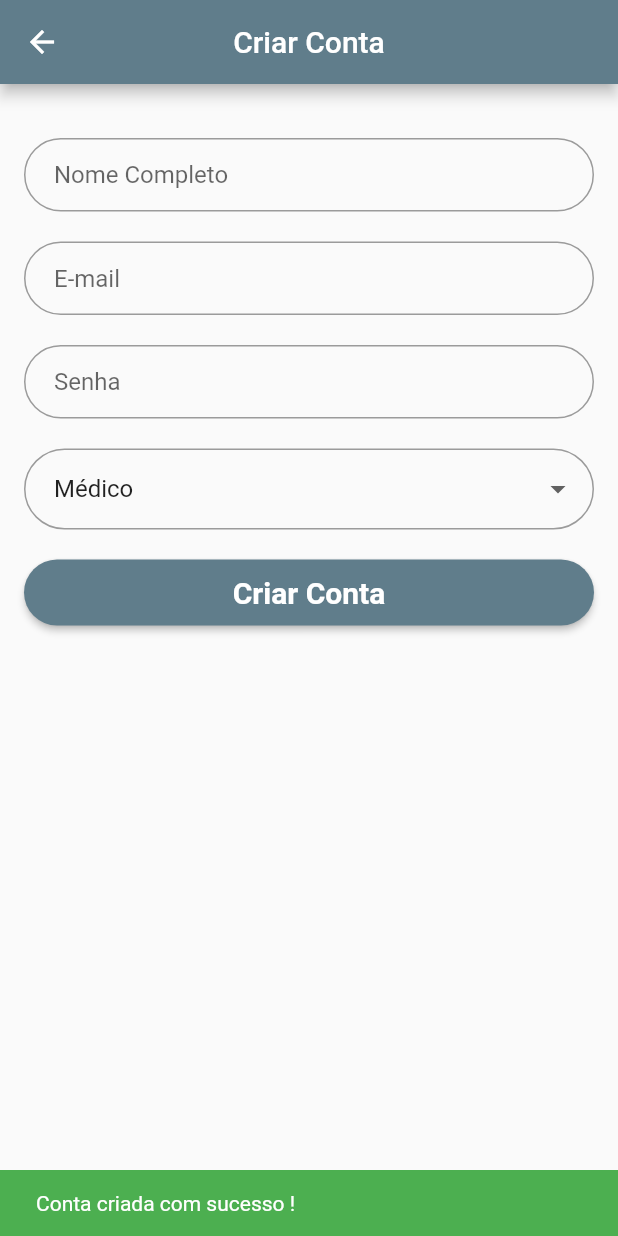
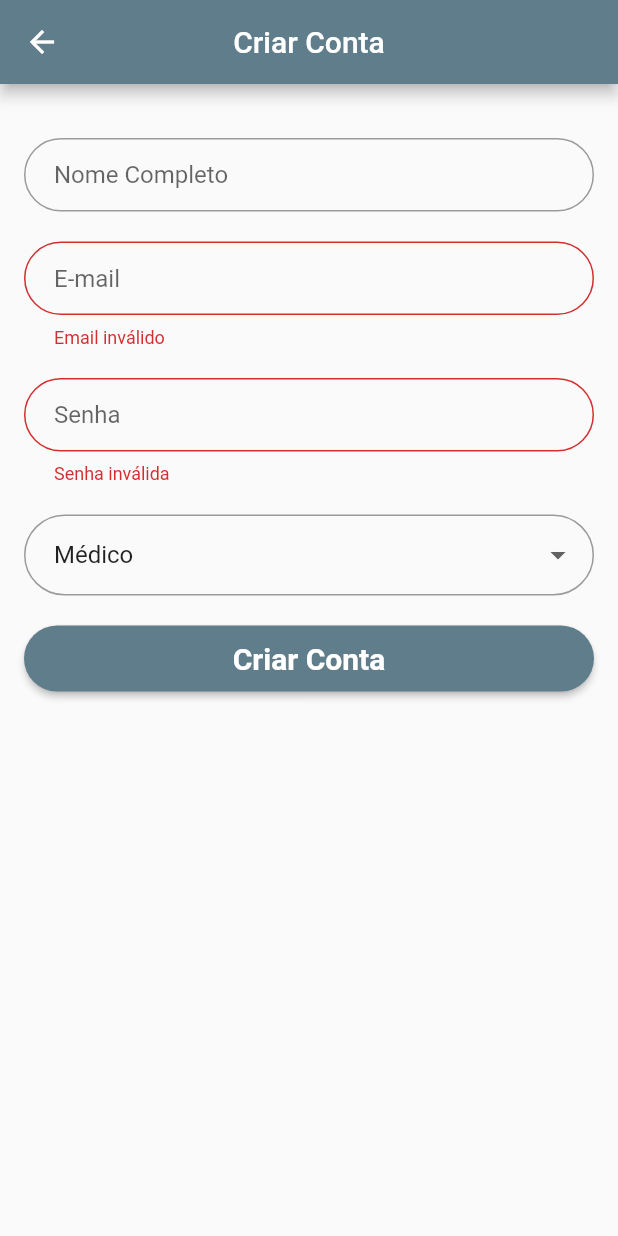
Before and after one commit to renanklein/tcc_projeto_mobile, a Flutter app: the SignupScreen screen opened directly, after a tap on "Criar Conta", on a phone screen of 412 x 824 dp. Run offline on Flutter 3.47's test engine with Material 2 defaults, Android fonts, the phone set to English and light mode, and no system bars; our stand-ins replace cloud_firestore, datetime_picker_formfield, firebase_auth, table_calendar; accounts and stored records are empty; network calls fail.

```diff
--- /dev/null
+++ b/lib/screens/elements/email_field.dart
@@ -0,0 +1,24 @@
+import 'package:flutter/material.dart';
+
+class LoginEmailField extends StatelessWidget {
+  TextEditingController emailController;
+
+  LoginEmailField({@required this.emailController});
+  @override
+  Widget build(BuildContext context) {
+    return TextFormField(
+      controller: emailController,
+      decoration: InputDecoration(
+        contentPadding: EdgeInsets.fromLTRB(20.0, 10.0, 10.0, 20.0),
+        border: OutlineInputBorder(borderRadius: BorderRadius.circular(32.0)),
+        hintText: "E-mail",
+      ),
+      keyboardType: TextInputType.emailAddress,
+      validator: (text) {
+        if (text.isEmpty || !text.contains("@")) {
+          return "Email inválido";
+        }
+      },
+    );
+  }
+}
--- /dev/null
+++ b/lib/screens/elements/name_field.dart
@@ -0,0 +1,20 @@
+import 'package:flutter/material.dart';
+
+class LoginNameField extends StatelessWidget {
+  TextEditingController nameController;
+
+  LoginNameField({@required this.nameController});
+  @override
+  Widget build(BuildContext context) {
+    return TextFormField(
+                      controller: nameController,
+                      decoration: InputDecoration(
+                        contentPadding:
+                            EdgeInsets.fromLTRB(20.0, 10.0, 10.0, 20.0),
+                        border: OutlineInputBorder(
+                            borderRadius: BorderRadius.circular(32.0)),
+                        hintText: "Nome Completo",
+                      ),
+                    );
+  }
+}
--- /dev/null
+++ b/lib/screens/elements/password_field.dart
@@ -0,0 +1,28 @@
+import 'package:flutter/material.dart';
+
+class LoginPasswordField extends StatelessWidget {
+
+  TextEditingController passController;
+
+  LoginPasswordField({@required this.passController});
+  @override
+  Widget build(BuildContext context) {
+    return TextFormField(
+              controller: passController,
+              decoration: InputDecoration(
+                contentPadding: EdgeInsets.fromLTRB(20.0, 10.0, 10.0, 20.0),
+                border: OutlineInputBorder(
+                  borderRadius: BorderRadius.circular(32.0)
+                ),
+                hintText: "Senha",
+              ),
+              keyboardType: TextInputType.text,
+              obscureText: true,
+              validator: (text){
+                if(text.isEmpty){
+                  return "Senha inválida";
+                }
+              },
+            );
+  }
+}
--- a/lib/screens/signup_screen.dart
+++ b/lib/screens/signup_screen.dart
@@ -1,4 +1,9 @@
 import 'package:flutter/material.dart';
+import 'package:scoped_model/scoped_model.dart';
+import 'package:tcc_projeto_app/models/user_model.dart';
+import 'package:tcc_projeto_app/screens/elements/email_field.dart';
+import 'package:tcc_projeto_app/screens/elements/name_field.dart';
+import 'package:tcc_projeto_app/screens/elements/password_field.dart';
 
 class SignupScreen extends StatefulWidget {
   @override
@@ -20,7 +25,16 @@ class _SignupScreenState extends State<SignupScreen> {
           centerTitle: true,
           backgroundColor: Theme.of(context).primaryColor,
         ),
-      body: Form(
+        body: ScopedModelDescendant<UserModel>(
+          builder: (context, child, model) {
+            if (model.isLoading) {
+              return Center(
+                child: CircularProgressIndicator(
+                  backgroundColor: Theme.of(context).primaryColor,
+                ),
+              );
+            } else {
+              return Form(
                 key: formKey,
                 child: ListView(
                   padding: EdgeInsets.all(16.0),
@@ -28,63 +42,35 @@ class _SignupScreenState extends State<SignupScreen> {
                     SizedBox(
                       height: 20.0,
                     ),
-            TextFormField(
-              controller: _nameController,
-              decoration: InputDecoration(
-                 contentPadding: EdgeInsets.fromLTRB(20.0, 10.0, 10.0, 20.0),
-                 border: OutlineInputBorder(
-                 borderRadius: BorderRadius.circular(32.0)
-                ),
-                hintText: "Nome Completo",
-              ),
+                    LoginNameField(
+                      nameController: this._nameController,
                     ),
                     SizedBox(
                       height: 20.0,
                     ),
-            TextFormField(
-              controller: _emailController,
-              decoration: InputDecoration(
-                contentPadding: EdgeInsets.fromLTRB(20.0, 10.0, 10.0, 20.0),
-                border: OutlineInputBorder(
-                  borderRadius: BorderRadius.circular(32.0)
-                ),
-                hintText: "E-mail",
-              ),
-              keyboardType: TextInputType.emailAddress,
+                    LoginEmailField(
+                      emailController: this._emailController,
                     ),
                     SizedBox(
                       height: 20.0,
                     ),
-            TextFormField(
-              controller: _passController,
-              decoration: InputDecoration(
-                contentPadding: EdgeInsets.fromLTRB(20.0, 10.0, 10.0, 20.0),
-                border: OutlineInputBorder(
-                  borderRadius: BorderRadius.circular(32.0)
-                ),
-                hintText: "Senha",
-              ),
-              keyboardType: TextInputType.text,
-              obscureText: true,
-            ),
+                    LoginPasswordField(passController: this._passController),
                     SizedBox(
                       height: 20.0,
                     ),
                     DropdownButtonFormField(
                       items: _getDropdownMenuItems(),
                       decoration: InputDecoration(
-                contentPadding: EdgeInsets.fromLTRB(20.0, 10.0, 10.0, 20.0),
+                        contentPadding:
+                            EdgeInsets.fromLTRB(20.0, 10.0, 10.0, 20.0),
                         border: OutlineInputBorder(
-                  borderRadius: BorderRadius.circular(32.0)
+                            borderRadius: BorderRadius.circular(32.0)),
                       ),
+                      onChanged: (_) {},
                     ),
-            onChanged: (_){},
-            ),
-
                     SizedBox(
                       height: 20.0,
                     ),
-
                     SizedBox(
                         height: 44.0,
                         child: RaisedButton(
@@ -94,40 +80,62 @@ class _SignupScreenState extends State<SignupScreen> {
                           color: Theme.of(context).primaryColor,
                           textColor: Colors.white,
                           child: Text("Criar Conta",
-                style : TextStyle(
-                  fontWeight: FontWeight.bold,
-                  fontSize: 20.0
-                )),
-                onPressed: (){
-                  scaffoldKey.currentState.showSnackBar(SnackBar(
-                    content: Text("Conta criada com sucesso !"),
-                    backgroundColor: Colors.green,
-                  ));
+                              style: TextStyle(
+                                  fontWeight: FontWeight.bold, fontSize: 20.0)),
+                          onPressed: () {
+                            if (this.formKey.currentState.validate()) {
+                              Map<String, dynamic> userData = {
+                                "email": this._emailController.text,
+                                "name": this._nameController.text
+                              };
+                              model.signUp(
+                                  pass: this._passController.text,
+                                  userDados: userData,
+                                  onSuccess: onSuccess,
+                                  onFail: onFail);
+                            }
                           },
-              )
-            )
+                        ))
                   ],
                 ),
-      )
               );
             }
+          },
+        ));
+  }
 
-   List<DropdownMenuItem> _getDropdownMenuItems(){
-
+  List<DropdownMenuItem> _getDropdownMenuItems() {
     final medico = DropdownMenuItem(
       child: Text("Médico"),
     );
 
-     final paciente = DropdownMenuItem(
-       child : Text("Paciente")
-     );
+    final paciente = DropdownMenuItem(child: Text("Paciente"));
 
-     final list =  List<DropdownMenuItem>();
+    final list = List<DropdownMenuItem>();
 
     list.add(medico);
     list.add(paciente);
 
     return list;
+  }
 
+  void onSuccess() {
+    scaffoldKey.currentState.showSnackBar(SnackBar(
+      content: Text("Conta criada com sucesso !"),
+      backgroundColor: Colors.green,
+    ));
+
+    Future.delayed(
+      Duration(seconds: 2),
+    ).then((resp) {
+      Navigator.of(context).pop();
+    });
+  }
+
+  void onFail() {
+    scaffoldKey.currentState.showSnackBar(SnackBar(
+      content: Text("Falha ao criar o usuário"),
+      backgroundColor: Colors.red,
+    ));
   }
 }
```
Also changed, not shown: lib/main.dart (+10 -7 lines), lib/models/user_model.dart (added, +83 -0 lines), lib/screens/elements/login_logo.dart (added, +13 -0 lines), lib/screens/login_screen.dart (+61 -52 lines), lib/widget/drawer.dart (+25 -14 lines), 8 other files. Lines whose indentation alone changed are shown as unchanged.
